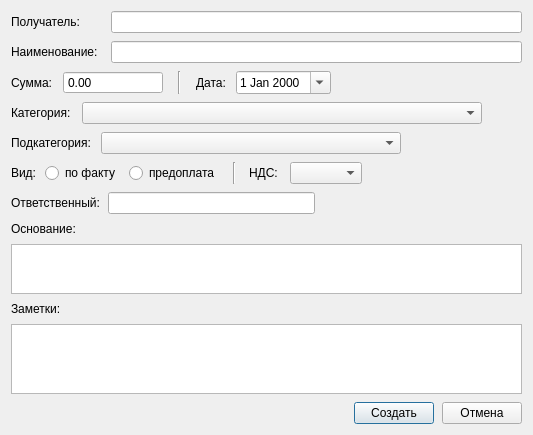
Old version of the form designer/ui/eventdialog.ui in the repository Aleee/FinanceCalender.
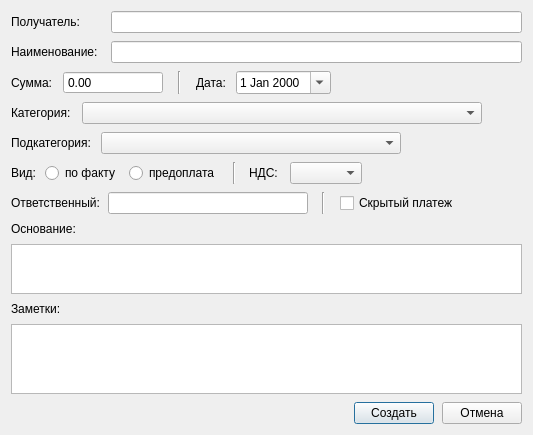
New version of the form. Custom widgets are drawn as their Qt base class.

Patch:
```diff
--- a/designer/ui/eventdialog.ui
+++ b/designer/ui/eventdialog.ui
@@ -104,12 +104,12 @@
      <item row="7" column="1">
       <layout class="QHBoxLayout" name="horizontalLayout_7">
        <property name="spacing">
-        <number>8</number>
+        <number>4</number>
        </property>
        <item>
         <widget class="QLabel" name="label_7">
          <property name="text">
-          <string>Ответственный:</string>
+          <string>Ответственный: </string>
          </property>
         </widget>
        </item>
@@ -123,6 +123,43 @@
          </property>
         </widget>
        </item>
+       <item>
+        <spacer name="horizontalSpacer_12">
+         <property name="orientation">
+          <enum>Qt::Orientation::Horizontal</enum>
+         </property>
+         <property name="sizeType">
+          <enum>QSizePolicy::Policy::Fixed</enum>
+         </property>
+         <property name="sizeHint" stdset="0">
+          <size>
+           <width>10</width>
+           <height>20</height>
+          </size>
+         </property>
+        </spacer>
+       </item>
+       <item>
+        <widget class="Line" name="line_3">
+         <property name="orientation">
+          <enum>Qt::Orientation::Vertical</enum>
+         </property>
+        </widget>
+       </item>
+       <item>
+        <widget class="QLabel" name="label_12">
+         <property name="text">
+          <string/>
+         </property>
+        </widget>
+       </item>
+       <item>
+        <widget class="QCheckBox" name="chb_hidden">
+         <property name="text">
+          <string>Скрытый платеж</string>
+         </property>
+        </widget>
+       </item>
        <item>
         <spacer name="horizontalSpacer_9">
          <property name="orientation">
```
